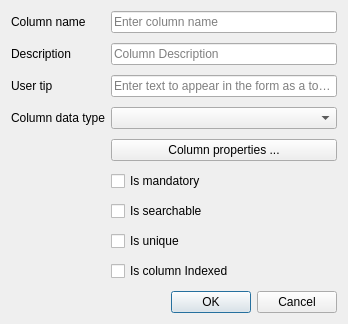
gltn/stdm, file ui/wizard/ui_column_editor.ui: the form before one commit.
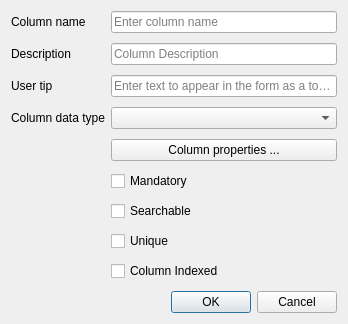
The form after the commit.

Commit message: Added True/False column type and fixed other minor bugs

Patch:
```diff
--- a/ui/wizard/ui_column_editor.ui
+++ b/ui/wizard/ui_column_editor.ui
@@ -104,7 +104,7 @@
       </sizepolicy>
      </property>
      <property name="text">
-      <string>Is mandatory</string>
+      <string>Mandatory</string>
      </property>
      <property name="checked">
       <bool>false</bool>
@@ -120,7 +120,7 @@
       </sizepolicy>
      </property>
      <property name="text">
-      <string>Is searchable</string>
+      <string>Searchable</string>
      </property>
     </widget>
    </item>
@@ -133,7 +133,7 @@
       </sizepolicy>
      </property>
      <property name="text">
-      <string>Is unique</string>
+      <string>Unique</string>
      </property>
     </widget>
    </item>
@@ -146,7 +146,7 @@
       </sizepolicy>
      </property>
      <property name="text">
-      <string>Is column Indexed</string>
+      <string>Column Indexed</string>
      </property>
     </widget>
    </item>
```
The commit also changes 11 other files.
